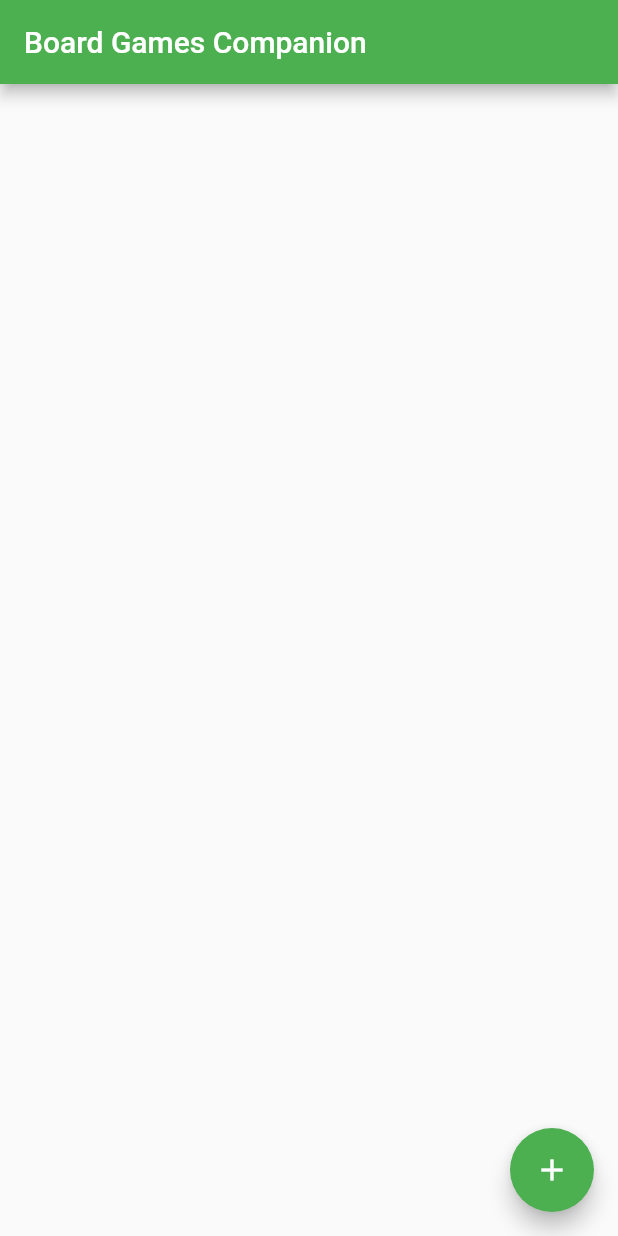
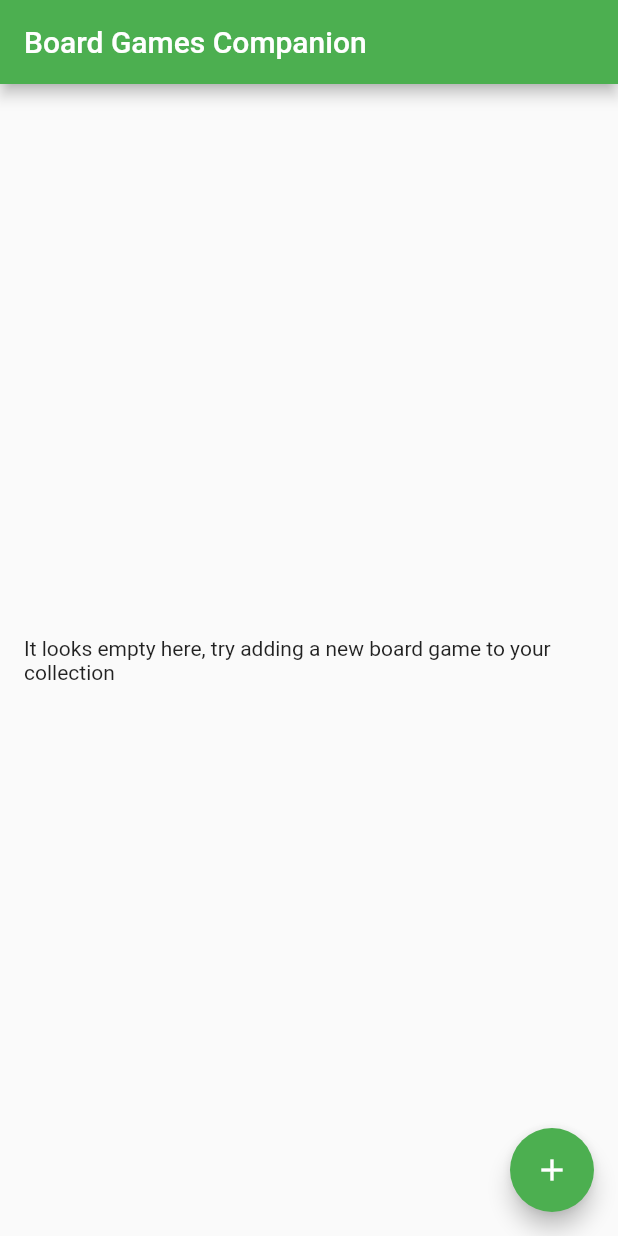
Before and after one commit to Progrunning/BoardGamesCompanion, a Flutter app: the screen it shows after launch, on a phone screen of 412 x 824 dp. Run offline on Flutter 3.47's test engine with Material 2 defaults, Android fonts, the phone set to English and light mode, and no system bars; our stand-ins replace cached_network_image, dio, firebase_crashlytics, hive; missing offline and left inert: dio_http_cache; accounts and stored records are empty; generated files the repository leaves out were written again.

Commit message:
Adding Hive and creating logic to retrieve board games from collection and adding elements into the collection

```diff
--- /dev/null
+++ b/board_games_companion/lib/common/hive_boxes.dart
@@ -0,0 +1,6 @@
+class HiveBoxes {
+  static const BoardGames = 'boardgames';
+
+  static const BoardGamesDetailsTypeId = 0;
+  static const BoardGamesCategoryTypeId = 1;
+}
--- a/board_games_companion/lib/models/base_board_game.dart
+++ b/board_games_companion/lib/models/base_board_game.dart
@@ -1,9 +1,16 @@
+import 'package:hive/hive.dart';
+
 abstract class BaseBoardGame {
   BaseBoardGame(this.name);
 
+  @HiveField(0)
   String id;
+  @HiveField(1)
   int rank;
+  @HiveField(2)
   String name;
+  @HiveField(3)
   String thumbnailUrl;
+  @HiveField(4)
   int yearPublished;
 }
--- a/board_games_companion/lib/models/board_game_category.dart
+++ b/board_games_companion/lib/models/board_game_category.dart
@@ -1,4 +1,12 @@
+import 'package:board_games_companion/common/hive_boxes.dart';
+import 'package:hive/hive.dart';
+
+part 'board_game_category.g.dart';
+
+@HiveType(typeId: HiveBoxes.BoardGamesCategoryTypeId)
 class BoardGameCategory {
+  @HiveField(0)
   String id;
+  @HiveField(1)
   String name;
 }
--- a/board_games_companion/lib/models/board_game_details.dart
+++ b/board_games_companion/lib/models/board_game_details.dart
@@ -1,10 +1,19 @@
+import 'package:board_games_companion/common/hive_boxes.dart';
 import 'package:board_games_companion/models/base_board_game.dart';
 import 'package:board_games_companion/models/board_game_category.dart';
+import 'package:hive/hive.dart';
 
+part 'board_game_details.g.dart';
+
+@HiveType(typeId: HiveBoxes.BoardGamesDetailsTypeId)
 class BoardGameDetails extends BaseBoardGame {
-  BoardGameDetails(String name) : super(name);
+  BoardGameDetails([String name]) : super(name);
 
+  @HiveField(5)
   String imageUrl;
+  @HiveField(6)
   String description;
+
+  @HiveField(7)
   List<BoardGameCategory> categories = List<BoardGameCategory>();
 }
--- a/board_games_companion/lib/pages/board_games.dart
+++ b/board_games_companion/lib/pages/board_games.dart
@@ -1,5 +1,8 @@
 import 'package:board_games_companion/common/routes.dart';
-import 'package:board_games_companion/models/board_game.dart';
+import 'package:board_games_companion/common/hive_boxes.dart';
+import 'package:board_games_companion/common/dimensions.dart';
+import 'package:board_games_companion/models/board_game_details.dart';
+import 'package:board_games_companion/services/board_games_service.dart';
 import 'package:board_games_companion/widgets/board_game_widget.dart';
 import 'package:flutter/material.dart';
 
@@ -13,33 +16,49 @@ class BoardGamesPage extends StatefulWidget {
 }
 
 class _BoardGamesPageState extends State<BoardGamesPage> {
-  List<BoardGame> _boardGames;
+  BoardGamesService _boardGamesService = BoardGamesService();
 
   void _navigateToSearchBoardGamesPage() {
     Navigator.pushNamed(context, Routes.addBoardGames);
   }
 
   @override
-  void initState() {
-    super.initState();
-  }
-
-  @override
   Widget build(BuildContext context) {
-    final hasBoardGames = _boardGames?.isEmpty ?? false;
     return Scaffold(
       appBar: AppBar(
         title: Text(widget.title),
       ),
-      body: hasBoardGames
-          ? Center(
-              child: Text(
-                  'It looks empty here, try adding a new board game to your collection'))
-          : ListView.builder(
-              itemCount: _boardGames?.length ?? 0,
-              itemBuilder: (BuildContext context, int index) {
-                return BoardGameWidget();
-              }),
+      body: FutureBuilder(
+        future: _boardGamesService.retrieveBoardGames(),
+        builder: (context, snapshot) {
+          if (snapshot.connectionState == ConnectionState.done) {
+            var boardGames = (snapshot.data as List<BoardGameDetails>);
+            if (boardGames?.isEmpty ?? true) {
+              return Padding(
+                padding: const EdgeInsets.all(Dimensions.doubleStandardSpacing),
+                child: Center(
+                  child: Text(
+                      'It looks empty here, try adding a new board game to your collection'),
+                ),
+              );
+            }
+
+            return ListView.builder(
+                itemCount: boardGames.length,
+                itemBuilder: (BuildContext context, int index) {
+                  return BoardGameWidget(
+                    boardGameDetails: boardGames[index],
+                  );
+                });
+          } else if (snapshot.hasError) {
+            return Center(
+                child: Text(
+                    'Oops, we ran into issue with retrieving your data. Please contact support at feedback@progrunning.net'));
+          }
+
+          return Center(child: CircularProgressIndicator());
+        },
+      ),
       floatingActionButton: FloatingActionButton(
         onPressed: _navigateToSearchBoardGamesPage,
         tooltip: 'Add a board game',
@@ -47,4 +66,11 @@ class _BoardGamesPageState extends State<BoardGamesPage> {
       ),
     );
   }
+
+  @override
+  void dispose() {
+    _boardGamesService.closeBox(HiveBoxes.BoardGames);
+
+    super.dispose();
+  }
 }
--- a/board_games_companion/lib/services/board_games_geek_service.dart
+++ b/board_games_companion/lib/services/board_games_geek_service.dart
@@ -133,6 +133,7 @@ class BoardGamesGeekService {
         }
 
         var boardGameDetails = BoardGameDetails(boardGameDetailName);
+        boardGameDetails.id = id;
 
         boardGameDetails.description =
             boardGameDetailsItem.findAllElements('description').first.text;
--- /dev/null
+++ b/board_games_companion/lib/services/board_games_service.dart
@@ -0,0 +1,39 @@
+import 'package:board_games_companion/common/hive_boxes.dart';
+import 'package:board_games_companion/models/board_game_details.dart';
+import 'package:hive/hive.dart';
+
+class BoardGamesService {
+  static final BoardGamesService _instance =
+      new BoardGamesService._createInstance();
+
+  factory BoardGamesService() {
+    return _instance;
+  }
+
+  BoardGamesService._createInstance();
+
+  Future<List<BoardGameDetails>> retrieveBoardGames() async {
+    var boardGamesBox =
+        await Hive.openBox<BoardGameDetails>(HiveBoxes.BoardGames);
+
+    return boardGamesBox.toMap()?.values?.toList();
+  }
+
+  Future<void> addOrUpdateBoardGame(BoardGameDetails boardGameDetails) async {
+    if (boardGameDetails?.id?.isEmpty ?? true) {
+      return;
+    }
+
+    var boardGamesBox =
+        await Hive.openBox<BoardGameDetails>(HiveBoxes.BoardGames);
+    await boardGamesBox.put(boardGameDetails.id, boardGameDetails);
+  }
+
+  void closeBox(String boxName) {
+    if (boxName?.isEmpty ?? true) {
+      return;
+    }
+
+    Hive.box(boxName).close();
+  }
+}
--- a/board_games_companion/pubspec.yaml
+++ b/board_games_companion/pubspec.yaml
@@ -20,7 +20,9 @@ dependencies:
   dio_http_cache: ^0.2.6
   cached_network_image: ^2.0.0
   firebase_crashlytics: ^0.1.3+3
-  sqflite: ^1.3.0
+  hive: ^1.4.1+1
+  hive_flutter: ^0.3.0+2
+  path_provider: ^1.6.5
   xml: 3.5.0
   flutter:
     sdk: flutter
@@ -31,6 +33,8 @@ dependencies:
 
 dev_dependencies:
   analyzer: ^0.39.4
+  hive_generator: ^0.7.0+2
+  build_runner: ^1.8.0
   flutter_test:
     sdk: flutter
 
```
Also changed, not shown: board_games_companion/lib/main.dart (+13 -1 lines), board_games_companion/lib/pages/board_game_details.dart (+12 -10 lines), board_games_companion/lib/widgets/board_game_widget.dart (+28 -10 lines), board_games_companion/lib/common/constants.dart (deleted), board_games_companion/lib/models/board_game_category.g.dart (added), board_games_companion/lib/models/board_game_details.g.dart (added), board_games_companion/pubspec.lock.
